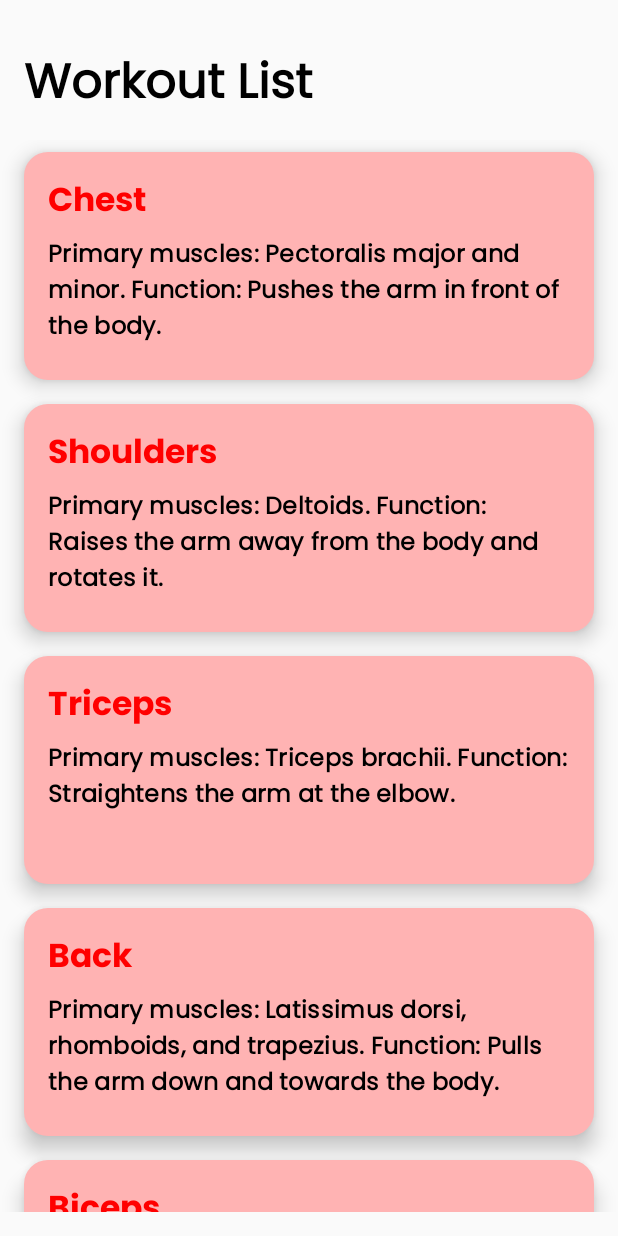
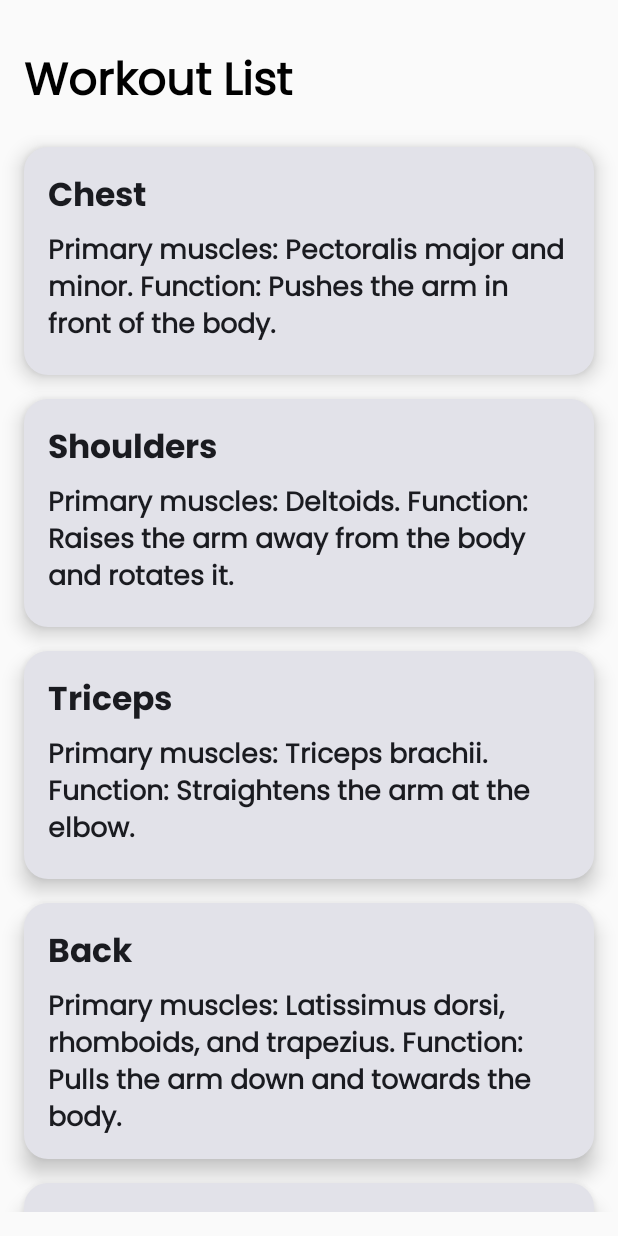
Before and after one commit to kotlindevs/FitByKit, an Android app built with Jetpack Compose: the screen it shows after launch (MainActivity), after a tap on "View Workouts", on a phone screen of 412 x 824 dp. Run offline under Robolectric (Android 15) with nearby library versions, the phone set to English and light mode, and no system bars.

Commit message:
# Key Changes  - added support sdk level 35 (android 15)  - added dynamic theming over android 12+  - dependency upgrade, Kotlin 2.0
 *if you are facing any type of issue please downgrade the gradle wrapper 8.8 to 8.7 and agp version 8.7.0-alpha03 your default.

```diff
--- a/app/src/main/java/com/example/fitbykit/MainActivity.kt
+++ b/app/src/main/java/com/example/fitbykit/MainActivity.kt
@@ -3,13 +3,15 @@ package com.example.fitbykit
 import android.os.Bundle
 import androidx.activity.ComponentActivity
 import androidx.activity.compose.setContent
-import androidx.compose.material3.MaterialTheme
+import androidx.activity.enableEdgeToEdge
+import com.example.fitbykit.ui.theme.FitByKitTheme
 
 class MainActivity : ComponentActivity() {
     override fun onCreate(savedInstanceState: Bundle?) {
         super.onCreate(savedInstanceState)
+        enableEdgeToEdge()
         setContent {
-            MaterialTheme {
+            FitByKitTheme {
                 NavGraph()
             }
         }
--- a/app/src/main/java/com/example/fitbykit/Screens/HomeScreen.kt
+++ b/app/src/main/java/com/example/fitbykit/Screens/HomeScreen.kt
@@ -1,7 +1,16 @@
 package com.example.fitbykit.Screens
 
-import androidx.compose.foundation.layout.*
-import androidx.compose.material3.*
+import androidx.compose.foundation.layout.Box
+import androidx.compose.foundation.layout.Column
+import androidx.compose.foundation.layout.Spacer
+import androidx.compose.foundation.layout.fillMaxSize
+import androidx.compose.foundation.layout.height
+import androidx.compose.foundation.layout.padding
+import androidx.compose.foundation.layout.size
+import androidx.compose.material3.Button
+import androidx.compose.material3.ButtonDefaults
+import androidx.compose.material3.MaterialTheme
+import androidx.compose.material3.Text
 import androidx.compose.runtime.Composable
 import androidx.compose.runtime.getValue
 import androidx.compose.ui.Alignment
@@ -13,13 +22,15 @@ import androidx.compose.ui.text.font.FontWeight
 import androidx.compose.ui.unit.dp
 import androidx.compose.ui.unit.sp
 import androidx.navigation.NavController
-import com.airbnb.lottie.compose.*
-import androidx.lifecycle.viewmodel.compose.viewModel
+import com.airbnb.lottie.compose.LottieAnimation
+import com.airbnb.lottie.compose.LottieCompositionSpec
+import com.airbnb.lottie.compose.LottieConstants
+import com.airbnb.lottie.compose.animateLottieCompositionAsState
+import com.airbnb.lottie.compose.rememberLottieComposition
 import com.example.fitbykit.R
-import com.example.fitbykit.ViewModels.HomeViewModel
 
 @Composable
-fun HomeScreen(navController: NavController, homeViewModel: HomeViewModel = viewModel()) {
+fun HomeScreen(navController: NavController) {
     val customNormal = FontFamily(
         Font(R.font.regular, FontWeight.Normal)
     )
@@ -38,6 +49,7 @@ fun HomeScreen(navController: NavController, homeViewModel: HomeViewModel = view
         Column(
             horizontalAlignment = Alignment.CenterHorizontally
         ) {
+            @Suppress("DEPRECATION")
             LottieAnimation(
                 composition,
                 progress,
@@ -60,9 +72,9 @@ fun HomeScreen(navController: NavController, homeViewModel: HomeViewModel = view
                 modifier = Modifier
                     .padding(vertical = 8.dp)
                     .padding(horizontal = 8.dp),
-                colors = ButtonDefaults.buttonColors(
+               /* colors = ButtonDefaults.buttonColors(
                     containerColor = Color.Red
-                )
+                ) */
             ) {
                 Text(
                     text = "View Workouts",
--- a/app/src/main/java/com/example/fitbykit/Screens/WorkoutDetailScreen.kt
+++ b/app/src/main/java/com/example/fitbykit/Screens/WorkoutDetailScreen.kt
@@ -65,7 +65,7 @@ fun WorkoutDetailScreen(workout: String) {
             workoutDetails.forEach { detail ->
                 Card(
                     shape = RoundedCornerShape(8.dp),
-                    colors = CardDefaults.cardColors(containerColor = Color(0xFFFFB3B3), contentColor = Color.Black),
+                   // colors = CardDefaults.cardColors(containerColor = Color(0xFFFFB3B3), contentColor = Color.Black),
                     modifier = Modifier
                         .fillMaxWidth()
                         .padding(vertical = 8.dp)
@@ -83,7 +83,7 @@ fun WorkoutDetailScreen(workout: String) {
                             style = MaterialTheme.typography.titleMedium.copy(
                                 fontSize = 18.sp,
                                 fontFamily = customFontFamily,
-                                color = Color.Black
+                            //    color = Color.Black
                             )
                         )
                     }
--- a/app/src/main/java/com/example/fitbykit/Screens/WorkoutListScreen.kt
+++ b/app/src/main/java/com/example/fitbykit/Screens/WorkoutListScreen.kt
@@ -69,9 +69,9 @@ fun MuscleGroupCard(muscleGroup: String, musclePurpose: String, onClick: () -> U
             .clickable(onClick = onClick),
         shape = RoundedCornerShape(16.dp),
         elevation = CardDefaults.cardElevation(8.dp),
-        colors = CardDefaults.cardColors(
+      /*  colors = CardDefaults.cardColors(
             containerColor = Color(0xFFFFB3B3)
-        )
+        ) */
     ) {
         Column(
             modifier = Modifier
@@ -87,7 +87,7 @@ fun MuscleGroupCard(muscleGroup: String, musclePurpose: String, onClick: () -> U
             Text(
                 text = muscleGroup,
                 style = MaterialTheme.typography.titleLarge,
-                color = Color.Red,
+              //  color = Color.Red,
                 fontWeight = FontWeight.Bold,
                 fontFamily = customFontBold,
             )
--- a/app/src/main/java/com/example/fitbykit/ui/theme/Theme.kt
+++ b/app/src/main/java/com/example/fitbykit/ui/theme/Theme.kt
@@ -1,26 +1,32 @@
 package com.example.fitbykit.ui.theme
 
+import android.os.Build
 import androidx.compose.foundation.isSystemInDarkTheme
-import androidx.compose.material3.*
+import androidx.compose.material3.MaterialTheme
+import androidx.compose.material3.darkColorScheme
+import androidx.compose.material3.dynamicDarkColorScheme
+import androidx.compose.material3.dynamicLightColorScheme
+import androidx.compose.material3.lightColorScheme
 import androidx.compose.runtime.Composable
-import androidx.compose.ui.graphics.Color
+import androidx.compose.ui.platform.LocalContext
 
 private val DarkColorScheme = darkColorScheme(
-    primary = Color(0xFFBB86FC),
-    primaryContainer = Color(0xFF3700B3),
-    secondary = Color(0xFF03DAC5)
+    primary = Purple80,
+    secondary = PurpleGrey80,
+    tertiary = Pink80
 )
 
 private val LightColorScheme = lightColorScheme(
-    primary = Color(0xFF6200EE),
-    primaryContainer = Color(0xFF3700B3),
-    secondary = Color(0xFF03DAC5)
+    primary = Purple40,
+    secondary = PurpleGrey40,
+    tertiary = Pink40
 
     /* Other default colors to override
     background = Color(0xFFFFFBFE),
     surface = Color(0xFFFFFBFE),
     onPrimary = Color.White,
-    onSecondary = Color.Black,
+    onSecondary = Color.White,
+    onTertiary = Color.White,
     onBackground = Color(0xFF1C1B1F),
     onSurface = Color(0xFF1C1B1F),
     */
@@ -29,16 +35,21 @@ private val LightColorScheme = lightColorScheme(
 @Composable
 fun FitByKitTheme(
     darkTheme: Boolean = isSystemInDarkTheme(),
+    dynamicColor: Boolean = true,
     content: @Composable () -> Unit
 ) {
-    val colors = if (darkTheme) {
-        DarkColorScheme
-    } else {
-        LightColorScheme
+    val colorScheme = when {
+        dynamicColor && Build.VERSION.SDK_INT >= Build.VERSION_CODES.S -> {
+            val context = LocalContext.current
+            if (darkTheme) dynamicDarkColorScheme(context) else dynamicLightColorScheme(context)
+        }
+
+        darkTheme -> DarkColorScheme
+        else -> LightColorScheme
     }
 
     MaterialTheme(
-        colorScheme = colors,
+        colorScheme = colorScheme,
         typography = Typography,
         content = content
     )
```
Also changed, not shown: app/build.gradle.kts (+11 -11 lines), gradle/libs.versions.toml (+10 -8 lines), gradle/wrapper/gradle-wrapper.properties.
